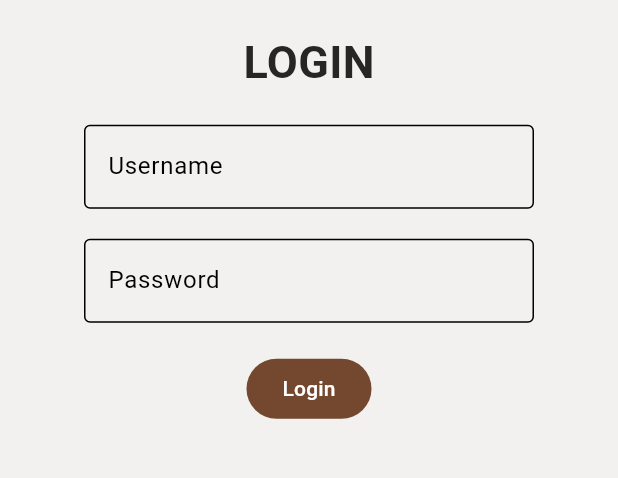
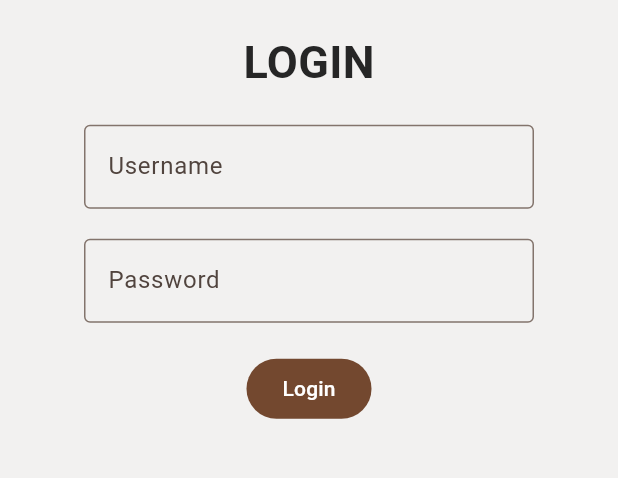
Before and after one commit to CarlosArroyo21/coffee_app, a Flutter app: the screen it shows after launch, on a phone screen of 412 x 824 dp, the part 566-1044 px from its top. Run offline on Flutter 3.47's test engine with Material 3 defaults, Android fonts, the phone set to English and light mode, and no system bars; our stand-ins replace flutter_riverpod, flutter_svg, riverpod_annotation, sqflite; accounts and stored records are empty; generated files the repository leaves out were written again.

Commit message:
color scheme added and WidgetsFlutterBinding

```diff
--- a/lib/main.dart
+++ b/lib/main.dart
@@ -4,6 +4,7 @@ import 'package:flutter/material.dart';
 import 'package:flutter_riverpod/flutter_riverpod.dart';
 
 void main() {
+  WidgetsFlutterBinding.ensureInitialized();
   runApp(const ProviderScope(child: MainApp()));
 }
 
@@ -15,7 +16,10 @@ class MainApp extends StatelessWidget {
     return MaterialApp(
       routes: kRoutes,
       theme: ThemeData.from(
-          colorScheme: const ColorScheme.light(surface: kBackgroundColor)),
+          colorScheme: ColorScheme.fromSeed(
+            seedColor: kButtonColor,
+            dynamicSchemeVariant: DynamicSchemeVariant.fidelity,
+            surface: kBackgroundColor)),
       debugShowCheckedModeBanner: false,
       initialRoute: '/login',
     );
```
